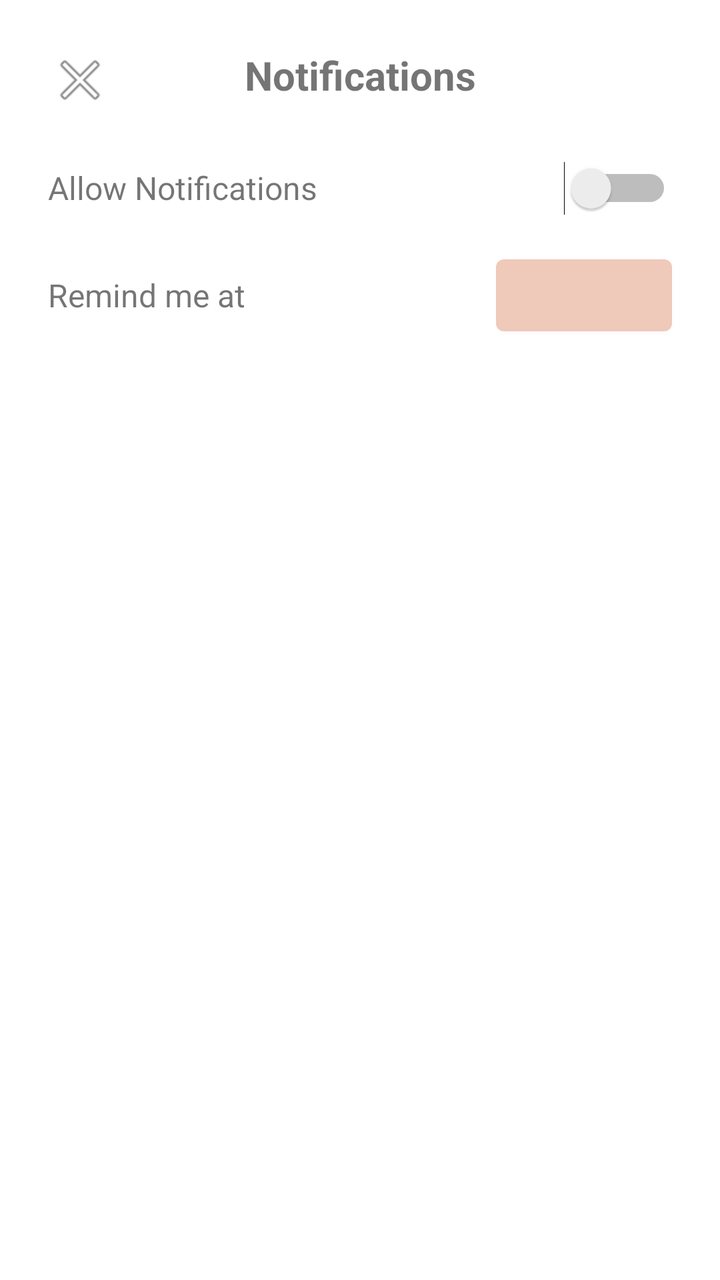
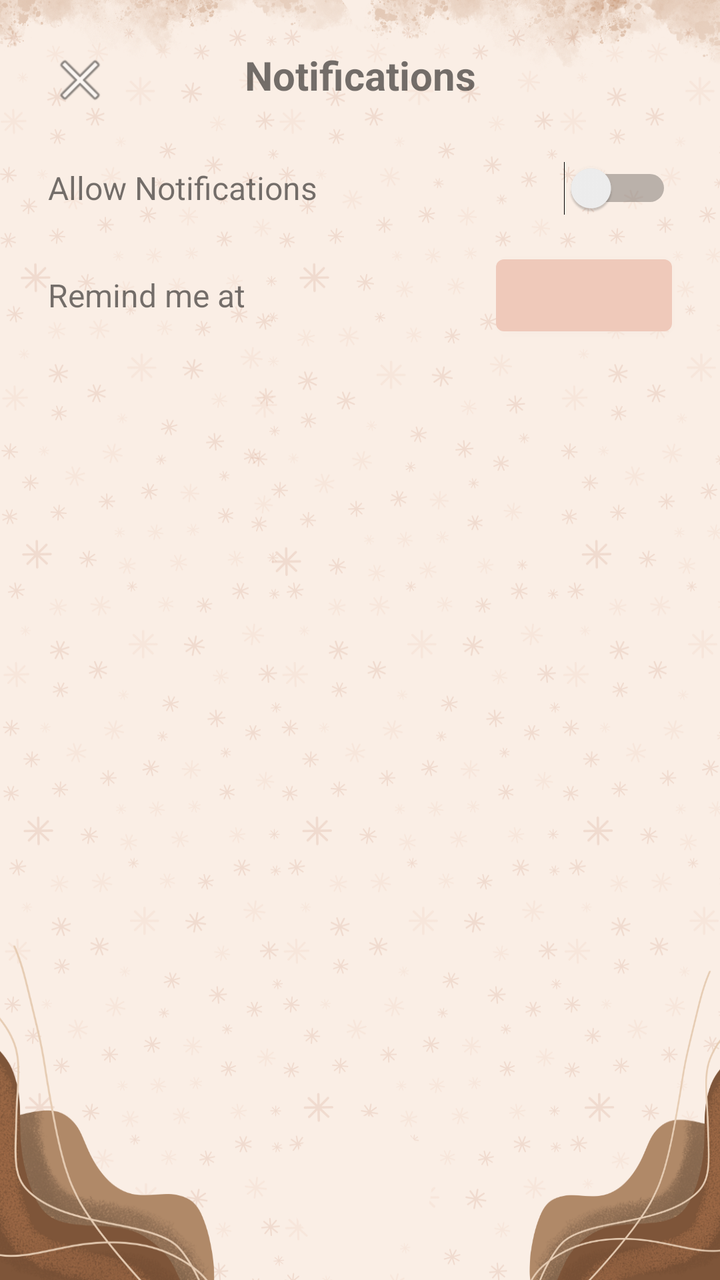

Screens rendered from an Android XML layout before and after an edit, with the pre-edit source and the edit as a unified diff.
<!-- AndroidManifest.xml: application theme Theme.MoodTracker -->
<!-- res/layout/activity_notification_settings.xml -->
<?xml version="1.0" encoding="utf-8"?>
<androidx.constraintlayout.widget.ConstraintLayout
    xmlns:android="http://schemas.android.com/apk/res/android"
    xmlns:app="http://schemas.android.com/apk/res-auto"
    xmlns:tools="http://schemas.android.com/tools"
    android:layout_width="match_parent"
    android:layout_height="match_parent"
    android:background="@android:color/white">

    <ImageButton
        android:id="@+id/backButton"
        android:layout_width="48dp"
        android:layout_height="48dp"
        android:layout_marginStart="16dp"
        android:layout_marginTop="16dp"
        android:background="?attr/selectableItemBackgroundBorderless"
        android:contentDescription="back"
        android:src="@android:drawable/ic_menu_close_clear_cancel"
        app:layout_constraintStart_toStartOf="parent"
        app:layout_constraintTop_toTopOf="parent" />

    <TextView
        android:id="@+id/titleText"
        android:layout_width="wrap_content"
        android:layout_height="wrap_content"
        android:layout_marginTop="24dp"
        android:text="Notifications"
        android:textSize="20sp"
        android:textStyle="bold"
        app:layout_constraintEnd_toEndOf="parent"
        app:layout_constraintStart_toStartOf="parent"
        app:layout_constraintTop_toTopOf="parent" />

    <TextView
        android:id="@+id/notificationText"
        android:layout_width="wrap_content"
        android:layout_height="wrap_content"
        android:layout_marginStart="24dp"
        android:layout_marginTop="32dp"
        android:text="Allow Notifications"
        android:textSize="16sp"
        app:layout_constraintStart_toStartOf="parent"
        app:layout_constraintTop_toBottomOf="@id/titleText" />

    <Switch
        android:id="@+id/notificationSwitch"
        android:layout_width="80dp"
        android:layout_height="60dp"
        android:layout_marginEnd="24dp"
        app:layout_constraintBottom_toBottomOf="@id/notificationText"
        app:layout_constraintEnd_toEndOf="parent"
        app:layout_constraintTop_toTopOf="@id/notificationText" />

    <TextView
        android:id="@+id/reminderText"
        android:layout_width="wrap_content"
        android:layout_height="wrap_content"
        android:layout_marginStart="24dp"
        android:layout_marginTop="32dp"
        android:text="Remind me at"
        android:textSize="16sp"
        app:layout_constraintStart_toStartOf="parent"
        app:layout_constraintTop_toBottomOf="@id/notificationText" />

    <Button
        android:id="@+id/timePickerButton"
        android:layout_width="wrap_content"
        android:layout_height="wrap_content"
        android:layout_marginEnd="24dp"
        android:contentDescription="time"
        app:backgroundTint="#EFC9BA"
        app:layout_constraintBottom_toBottomOf="@id/reminderText"
        app:layout_constraintEnd_toEndOf="parent"
        app:layout_constraintTop_toTopOf="@id/reminderText" />

</androidx.constraintlayout.widget.ConstraintLayout>
<!-- resources referenced by this layout -->
<resources>
  <style name="Theme.MoodTracker" parent="Base.Theme.MoodTracker" />
  <style name="Base.Theme.MoodTracker" parent="Theme.MaterialComponents.Light.NoActionBar">
          
          <item name="colorPrimary">#c47930</item> 
          <item name="colorPrimaryVariant">#c47930</item> 
          <item name="colorOnPrimary">#000000</item> 
          <item name="colorControlNormal">#FFFFFF</item>
  
          
          <item name="materialButtonStyle">@style/CustomButtonStyle</item>
      </style>
  <style name="CustomButtonStyle" parent="Widget.MaterialComponents.Button">
          <item name="backgroundTint">#64381A</item>
          <item name="android:textColor">@color/brownishe</item>
      </style>
  <color name="brownishe">#c47930</color>
</resources>

<!-- the commit's change to res/layout/activity_notification_settings.xml (unified diff, before → after) -->
@@ -1,11 +1,10 @@
 <?xml version="1.0" encoding="utf-8"?>
-<androidx.constraintlayout.widget.ConstraintLayout
-    xmlns:android="http://schemas.android.com/apk/res/android"
+<androidx.constraintlayout.widget.ConstraintLayout xmlns:android="http://schemas.android.com/apk/res/android"
     xmlns:app="http://schemas.android.com/apk/res-auto"
     xmlns:tools="http://schemas.android.com/tools"
     android:layout_width="match_parent"
     android:layout_height="match_parent"
-    android:background="@android:color/white">
+    android:background="@drawable/here_layout">
 
     <ImageButton
         android:id="@+id/backButton"
<!-- resource entries referenced after the edit -->
@@ -1,5 +1,6 @@
 <!-- resources referenced by this layout -->
 <resources>
+  <!-- drawable here_layout: png bitmap (drawable, 535882 bytes) -->
   <style name="Theme.MoodTracker" parent="Base.Theme.MoodTracker" />
   <style name="Base.Theme.MoodTracker" parent="Theme.MaterialComponents.Light.NoActionBar">
           
